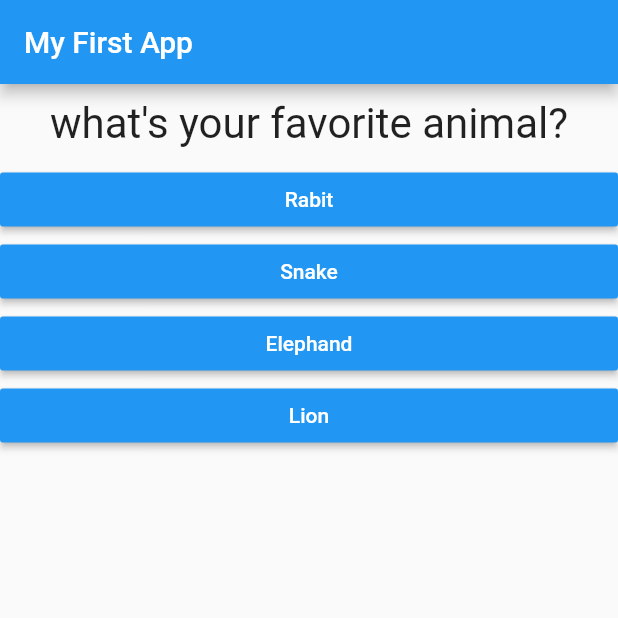
After one commit to 12ajayvishwa/quezapp, a Flutter app: the screen it shows after launch, after a tap on "Black", on a phone screen of 412 x 824 dp, the top half of it. The commit adds this screen. Run offline on Flutter 3.47's test engine with Material 2 defaults, Android fonts, the phone set to English and light mode, and no system bars.

Commit message:
third commit

```diff
--- a/lib/main.dart
+++ b/lib/main.dart
@@ -1,6 +1,8 @@
 import 'package:flutter/material.dart';
-import './question.dart';
-import './answere.dart';
+import 'package:quezapp/quiz.dart';
+import 'package:quezapp/result.dart';
+import './quiz.dart';
+import './result.dart';
 
 void main() => runApp(MyApp());
 
@@ -13,26 +15,49 @@
 
 class _MyAppState extends State<MyApp> {
   var _questionIndex = 0;
+  var _totalScore = 0;
 
-  void _answereQuestion() {
+  void _answereQuestion(int score) {
+    _totalScore = _totalScore + score;
+
     setState(() {
       _questionIndex = _questionIndex + 1;
     });
     print(_questionIndex);
+    if (_questionIndex < _question.length) {
+      print("We have more questions!");
+    } else {
+      print("No more questions!");
+    }
   }
 
-  var question = [
+  var _question = [
     {
       "questionText": "what's your favorite color?",
-      "answers": ['Black', 'Red', 'Green', 'White'],
+      "answers": [
+        {'text': 'Black', 'score': 10},
+        {'text': 'Red', 'score': 5},
+        {'text': 'Green', 'score': 3},
+        {'text': 'White', 'score': 1}
+      ],
     },
     {
       "questionText": "what's your favorite animal?",
-      "answers": ['Rabit', 'Snake', 'Elephand', 'Lion'],
+      "answers": [
+        {'text': 'Rabit', 'score': 3},
+        {'text': 'Snake', 'score': 11},
+        {'text': 'Elephand', 'score': 5},
+        {'text': 'Lion', 'score': 9}
+      ],
     },
     {
       "questionText": "what's your favorite instructor?",
-      "answers": ['Flutter', 'Max', 'Flutter', 'Max'],
+      "answers": [
+        {'text': 'Flutter', 'score': 12},
+        {'text': 'Max', 'score': 5},
+        {'text': 'Flutter', 'score': 12},
+        {'text': 'Max', 'score': 5}
+      ],
     },
   ];
 
@@ -40,19 +65,16 @@
   Widget build(BuildContext context) {
     return MaterialApp(
       home: Scaffold(
-        appBar: AppBar(
-          title: Text("My First App"),
-        ),
-        body: Column(
-          children: [
-            Question(question[_questionIndex]['questionText'] as String),
-            ...(question[_questionIndex]['answers'] as List<String>)
-                .map((answere) {
-              return Answere(_answereQuestion, answere);
-            }).toList()
-          ],
-        ),
-      ),
+          appBar: AppBar(
+            title: Text("My First App"),
+          ),
+          body: _questionIndex < _question.length
+              ? Quiz(
+                  answerQuestion: _answereQuestion,
+                  questionIndex: _questionIndex,
+                  question: _question,
+                )
+              : Result(_totalScore)),
     );
   }
 }
--- /dev/null
+++ b/lib/quiz.dart
@@ -0,0 +1,28 @@
+import 'package:flutter/material.dart';
+import './question.dart';
+import './answere.dart';
+
+class Quiz extends StatelessWidget {
+  final List<Map<String, Object>> question;
+  final int questionIndex;
+  final void Function(int score)? answerQuestion;
+
+  Quiz(
+      {required this.question,
+      required this.answerQuestion,
+      required this.questionIndex});
+
+  @override
+  Widget build(BuildContext context) {
+    return Column(
+      children: [
+        Question(question[questionIndex]['questionText'] as String),
+        ...(question[questionIndex]['answers'] as List<Map<String, Object>>)
+            .map((answere) {
+          return Answere(() => answerQuestion!(answere['score'] as int),
+              answere["text"] as String);
+        }).toList()
+      ],
+    );
+  }
+}
```
Also changed, not shown: lib/result.dart (added, +35 -0 lines).
